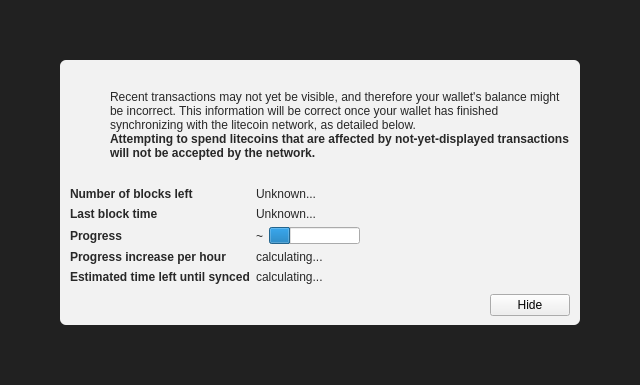
Old version of the form src/qt/forms/modaloverlay.ui in the repository 7h3v01c3/knowlite-0.14.2.
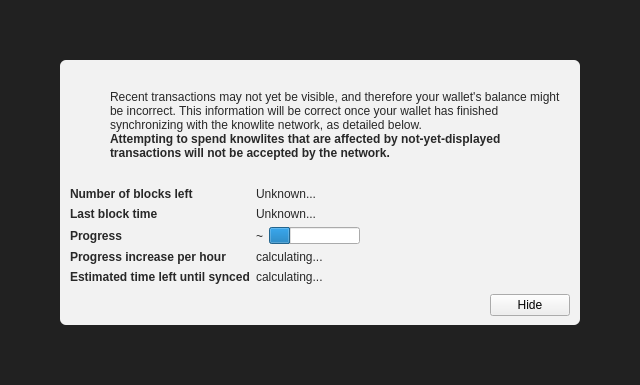
New version of the form. Icons and pictures are not drawn. Custom widgets are drawn as their Qt base class.

What changed in the file:
```diff
--- a/src/qt/forms/modaloverlay.ui
+++ b/src/qt/forms/modaloverlay.ui
@@ -130,7 +130,7 @@
              <item>
               <widget class="QLabel" name="infoText">
                <property name="text">
-                <string>Recent transactions may not yet be visible, and therefore your wallet's balance might be incorrect. This information will be correct once your wallet has finished synchronizing with the litecoin network, as detailed below.</string>
+                <string>Recent transactions may not yet be visible, and therefore your wallet's balance might be incorrect. This information will be correct once your wallet has finished synchronizing with the knowlite network, as detailed below.</string>
                </property>
                <property name="textFormat">
                 <enum>Qt::RichText</enum>
@@ -149,7 +149,7 @@
                 </font>
                </property>
                <property name="text">
-                <string>Attempting to spend litecoins that are affected by not-yet-displayed transactions will not be accepted by the network.</string>
+                <string>Attempting to spend knowlites that are affected by not-yet-displayed transactions will not be accepted by the network.</string>
                </property>
                <property name="textFormat">
                 <enum>Qt::RichText</enum>
```
